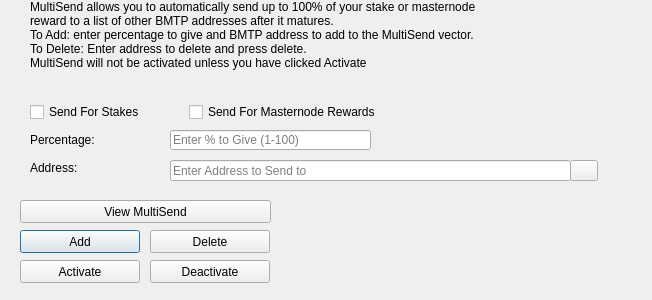
Before: the Qt Designer form src/qt/forms/multisenddialog.ui in meiskam/Bulwark, drawn with Qt 5.
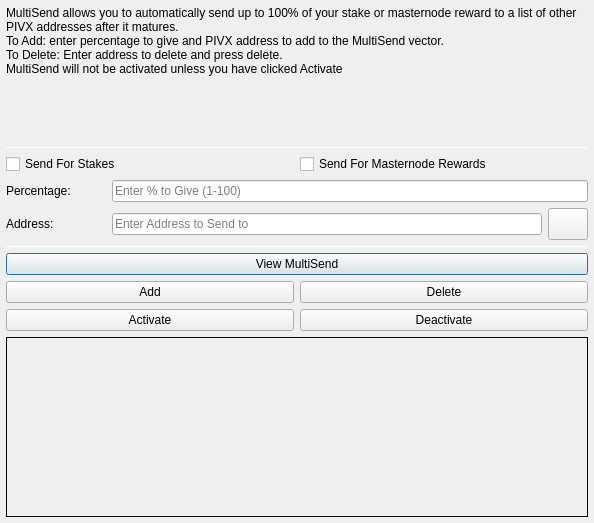
After: the same form once the commit is applied. Icons and pictures are not drawn.

```diff
--- a/src/qt/forms/multisenddialog.ui
+++ b/src/qt/forms/multisenddialog.ui
@@ -9,22 +9,106 @@
    <rect>
     <x>0</x>
     <y>0</y>
-    <width>652</width>
-    <height>300</height>
+    <width>594</width>
+    <height>523</height>
    </rect>
   </property>
   <property name="windowTitle">
    <string>MultiSend</string>
   </property>
+  <layout class="QVBoxLayout" name="verticalLayout" stretch="0">
+   <property name="leftMargin">
+    <number>6</number>
+   </property>
+   <property name="topMargin">
+    <number>6</number>
+   </property>
+   <property name="rightMargin">
+    <number>6</number>
+   </property>
+   <property name="bottomMargin">
+    <number>6</number>
+   </property>
+   <item>
+    <layout class="QVBoxLayout" name="verticalLayout_Main" stretch="1,1,1,1,1,1">
+     <item>
+      <widget class="QLabel" name="label_2">
+       <property name="lineWidth">
+        <number>1</number>
+       </property>
+       <property name="text">
+        <string>MultiSend allows you to automatically send up to 100% of your stake or masternode reward to a list of other PIVX addresses after it matures.
+To Add: enter percentage to give and PIVX address to add to the MultiSend vector.
+To Delete: Enter address to delete and press delete.
+MultiSend will not be activated unless you have clicked Activate</string>
+       </property>
+       <property name="alignment">
+        <set>Qt::AlignLeading|Qt::AlignLeft|Qt::AlignTop</set>
+       </property>
+       <property name="wordWrap">
+        <bool>true</bool>
+       </property>
+      </widget>
+     </item>
+     <item>
+      <widget class="Line" name="line">
+       <property name="minimumSize">
+        <size>
+         <width>0</width>
+         <height>1</height>
+        </size>
+       </property>
+       <property name="maximumSize">
+        <size>
+         <width>16777215</width>
+         <height>1</height>
+        </size>
+       </property>
+       <property name="orientation">
+        <enum>Qt::Horizontal</enum>
+       </property>
+      </widget>
+     </item>
+     <item>
+      <layout class="QVBoxLayout" name="verticalLayout_Settings">
+       <item>
+        <layout class="QHBoxLayout" name="horizontalLayout">
+         <item>
+          <widget class="QCheckBox" name="multiSendStakeCheckBox">
+           <property name="text">
+            <string>Send For Stakes</string>
+           </property>
+          </widget>
+         </item>
+         <item>
+          <widget class="QCheckBox" name="multiSendMasternodeCheckBox">
+           <property name="text">
+            <string>Send For Masternode Rewards</string>
+           </property>
+          </widget>
+         </item>
+        </layout>
+       </item>
+       <item>
+        <layout class="QHBoxLayout" name="horizontalLayout_6">
+         <item>
+          <widget class="QLabel" name="label">
+           <property name="minimumSize">
+            <size>
+             <width>100</width>
+             <height>0</height>
+            </size>
+           </property>
+           <property name="toolTip">
+            <string>Percentage of stake to send</string>
+           </property>
+           <property name="text">
+            <string>Percentage:</string>
+           </property>
+          </widget>
+         </item>
+         <item>
   <widget class="QLineEdit" name="multiSendPercentEdit">
-   <property name="geometry">
-    <rect>
-     <x>170</x>
-     <y>130</y>
-     <width>201</width>
-     <height>20</height>
-    </rect>
-   </property>
    <property name="toolTip">
     <string>Enter whole numbers 1 - 100</string>
    </property>
@@ -32,15 +116,29 @@
     <string>Enter % to Give (1-100)</string>
    </property>
   </widget>
+         </item>
+        </layout>
+       </item>
+       <item>
+        <layout class="QHBoxLayout" name="horizontalLayout_7">
+         <item>
+          <widget class="QLabel" name="label_5">
+           <property name="minimumSize">
+            <size>
+             <width>100</width>
+             <height>0</height>
+            </size>
+           </property>
+           <property name="toolTip">
+            <string>Address to send portion of stake to</string>
+           </property>
+           <property name="text">
+            <string>Address:</string>
+           </property>
+          </widget>
+         </item>
+         <item>
   <widget class="QLineEdit" name="multiSendAddressEdit">
-   <property name="geometry">
-    <rect>
-     <x>170</x>
-     <y>160</y>
-     <width>401</width>
-     <height>21</height>
-    </rect>
-   </property>
    <property name="toolTip">
     <string/>
    </property>
@@ -48,87 +146,14 @@
     <string>Enter Address to Send to</string>
    </property>
   </widget>
-  <widget class="QLabel" name="label_2">
-   <property name="geometry">
-    <rect>
-     <x>30</x>
-     <y>0</y>
-     <width>451</width>
-     <height>121</height>
-    </rect>
-   </property>
-   <property name="lineWidth">
-    <number>1</number>
-   </property>
-   <property name="text">
-    <string>MultiSend allows you to automatically send up to 100% of your stake or masternode reward to a list of other BMTP addresses after it matures.
-To Add: enter percentage to give and BMTP address to add to the MultiSend vector.
-To Delete: Enter address to delete and press delete.
-MultiSend will not be activated unless you have clicked Activate</string>
-   </property>
-   <property name="alignment">
-    <set>Qt::AlignLeading|Qt::AlignLeft|Qt::AlignTop</set>
-   </property>
-   <property name="wordWrap">
-    <bool>true</bool>
-   </property>
-  </widget>
-  <widget class="QLabel" name="message">
-   <property name="geometry">
-    <rect>
-     <x>290</x>
-     <y>200</y>
-     <width>351</width>
-     <height>91</height>
-    </rect>
-   </property>
-   <property name="text">
-    <string/>
-   </property>
-  </widget>
-  <widget class="QPushButton" name="addButton">
-   <property name="geometry">
-    <rect>
-     <x>20</x>
-     <y>230</y>
-     <width>120</width>
-     <height>23</height>
-    </rect>
-   </property>
-   <property name="toolTip">
-    <string/>
-   </property>
-   <property name="statusTip">
-    <string>Add to MultiSend Vector</string>
-   </property>
-   <property name="text">
-    <string>Add</string>
-   </property>
-  </widget>
-  <widget class="QPushButton" name="disableButton">
-   <property name="geometry">
-    <rect>
-     <x>150</x>
-     <y>260</y>
-     <width>120</width>
-     <height>23</height>
-    </rect>
-   </property>
-   <property name="statusTip">
-    <string>Deactivate MultiSend</string>
-   </property>
-   <property name="text">
-    <string>Deactivate</string>
-   </property>
-  </widget>
+         </item>
+         <item>
   <widget class="QPushButton" name="addressBookButton">
-   <property name="geometry">
-    <rect>
-     <x>570</x>
-     <y>160</y>
-     <width>28</width>
-     <height>21</height>
-    </rect>
+           <property name="maximumSize">
+            <size>
+             <width>16777215</width>
+             <height>32</height>
+            </size>
    </property>
    <property name="toolTip">
     <string>Choose an address from the address book</string>
@@ -147,47 +172,60 @@
     <bool>false</bool>
    </property>
   </widget>
-  <widget class="QLabel" name="label">
-   <property name="geometry">
-    <rect>
-     <x>30</x>
-     <y>130</y>
-     <width>121</width>
-     <height>20</height>
-    </rect>
-   </property>
+         </item>
+        </layout>
+       </item>
+      </layout>
+     </item>
+     <item>
+      <widget class="Line" name="line_2">
+       <property name="minimumSize">
+        <size>
+         <width>0</width>
+         <height>1</height>
+        </size>
+       </property>
+       <property name="maximumSize">
+        <size>
+         <width>16777215</width>
+         <height>1</height>
+        </size>
+       </property>
+       <property name="orientation">
+        <enum>Qt::Horizontal</enum>
+       </property>
+      </widget>
+     </item>
+     <item>
+      <layout class="QVBoxLayout" name="verticalLayout_Buttons">
+       <item>
+        <layout class="QHBoxLayout" name="horizontalLayout_4">
+         <item>
+          <widget class="QPushButton" name="viewButton">
    <property name="toolTip">
     <string>Percentage of stake to send</string>
    </property>
    <property name="text">
-    <string>Percentage:</string>
-   </property>
-  </widget>
-  <widget class="QLabel" name="label_5">
-   <property name="geometry">
-    <rect>
-     <x>30</x>
-     <y>160</y>
-     <width>111</width>
-     <height>16</height>
-    </rect>
-   </property>
+            <string>View MultiSend</string>
+           </property>
+          </widget>
+         </item>
+        </layout>
+       </item>
+       <item>
+        <layout class="QHBoxLayout" name="horizontalLayout_2">
+         <item>
+          <widget class="QPushButton" name="addButton">
    <property name="toolTip">
     <string>Address to send portion of stake to</string>
    </property>
    <property name="text">
-    <string>Address:</string>
-   </property>
-  </widget>
+            <string>Add</string>
+           </property>
+          </widget>
+         </item>
+         <item>
   <widget class="QPushButton" name="deleteButton">
-   <property name="geometry">
-    <rect>
-     <x>150</x>
-     <y>230</y>
-     <width>120</width>
-     <height>23</height>
-    </rect>
-   </property>
    <property name="toolTip">
     <string/>
    </property>
@@ -198,15 +236,13 @@
     <string>Delete</string>
    </property>
   </widget>
+         </item>
+        </layout>
+       </item>
+       <item>
+        <layout class="QHBoxLayout" name="horizontalLayout_5">
+         <item>
   <widget class="QPushButton" name="activateButton">
-   <property name="geometry">
-    <rect>
-     <x>20</x>
-     <y>260</y>
-     <width>120</width>
-     <height>23</height>
-    </rect>
-   </property>
    <property name="statusTip">
     <string>Activate MultiSend</string>
    </property>
@@ -214,51 +250,55 @@
     <string>Activate</string>
    </property>
   </widget>
-  <widget class="QPushButton" name="viewButton">
-   <property name="geometry">
-    <rect>
-     <x>20</x>
-     <y>200</y>
-     <width>251</width>
-     <height>23</height>
-    </rect>
-   </property>
-   <property name="toolTip">
-    <string/>
-   </property>
+         </item>
+         <item>
+          <widget class="QPushButton" name="disableButton">
    <property name="statusTip">
     <string>View MultiSend Vector</string>
    </property>
    <property name="text">
-    <string>View MultiSend</string>
-   </property>
-  </widget>
-  <widget class="QWidget" name="horizontalLayoutWidget">
-   <property name="geometry">
-    <rect>
-     <x>30</x>
-     <y>100</y>
-     <width>351</width>
-     <height>24</height>
-    </rect>
-   </property>
-   <layout class="QHBoxLayout" name="horizontalLayout">
-    <item>
-     <widget class="QCheckBox" name="multiSendStakeCheckBox">
-      <property name="text">
-       <string>Send For Stakes</string>
-      </property>
-     </widget>
-    </item>
+            <string>Deactivate</string>
+           </property>
+          </widget>
+         </item>
+        </layout>
+       </item>
+      </layout>
+     </item>
     <item>
-     <widget class="QCheckBox" name="multiSendMasternodeCheckBox">
+      <widget class="QLabel" name="message">
+       <property name="minimumSize">
+        <size>
+         <width>0</width>
+         <height>180</height>
+        </size>
+       </property>
+       <property name="frameShape">
+        <enum>QFrame::Panel</enum>
+       </property>
+       <property name="frameShadow">
+        <enum>QFrame::Plain</enum>
+       </property>
+       <property name="lineWidth">
+        <number>1</number>
+       </property>
+       <property name="midLineWidth">
+        <number>1</number>
+       </property>
       <property name="text">
-       <string>Send For Masternode Rewards</string>
-      </property>
+        <string/>
+       </property>
+       <property name="alignment">
+        <set>Qt::AlignLeading|Qt::AlignLeft|Qt::AlignTop</set>
+       </property>
+       <property name="wordWrap">
+        <bool>true</bool>
+       </property>
      </widget>
     </item>
    </layout>
-  </widget>
+   </item>
+  </layout>
  </widget>
  <resources>
   <include location="../bmtp.qrc"/>
```
Left out of the diff: 20 changed lines with no effect on the pictures. Lines whose indentation alone changed are shown as unchanged.
